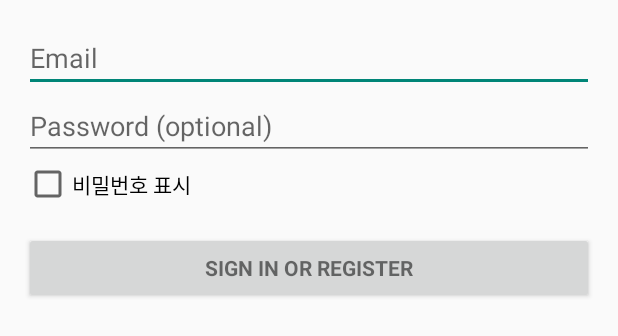
After one commit to kangsoo/android_cookbook, an Android app: the layout activity_login.xml on its own in the app's theme, with its tools: preview values and no code run, on a phone screen of 412 x 824 dp. The commit adds this screen. Shown: the top 336 px of the screen. Run offline under Robolectric (Android 15) with nearby library versions, the phone set to English and light mode, and no system bars.

Commit message:
Add loginActivity Check Pasword visibility

```diff
--- a/app/build.gradle
+++ b/app/build.gradle
@@ -6,7 +6,7 @@
 
     defaultConfig {
         applicationId "com.kangsoo.myapplication"
-        minSdkVersion 8
+        minSdkVersion 14
         targetSdkVersion 21
         versionCode 1
         versionName "1.0"
--- a/app/src/main/java/com/kangsoo/myapplication/ListViewSample.java
+++ b/app/src/main/java/com/kangsoo/myapplication/ListViewSample.java
@@ -21,7 +21,7 @@
         super.onCreate(savedInstanceState);
         setContentView(R.layout.activity_list_view_sample);
 
-        String[] foods = {"SQLiteSample", "MainActivity", "Tuna", "Candy", "Meatball", "Potato"};
+        String[] foods = {"SQLiteSample", "MainActivity", "LoginActivity", "Candy", "Meatball", "Potato"};
 
         //this is connect text and listview Item
         //ListAdapter myAdapter = new ArrayAdapter<String>(this, android.R.layout.simple_list_item_1, foods);
--- /dev/null
+++ b/app/src/main/res/layout/activity_login.xml
@@ -0,0 +1,48 @@
+<LinearLayout xmlns:android="http://schemas.android.com/apk/res/android"
+    xmlns:tools="http://schemas.android.com/tools" android:layout_width="match_parent"
+    android:layout_height="match_parent" android:gravity="center_horizontal"
+    android:orientation="vertical" android:paddingBottom="@dimen/activity_vertical_margin"
+    android:paddingLeft="@dimen/activity_horizontal_margin"
+    android:paddingRight="@dimen/activity_horizontal_margin"
+    android:paddingTop="@dimen/activity_vertical_margin"
+    tools:context="com.kangsoo.myapplication.LoginActivity">
+
+    <!-- Login progress -->
+    <ProgressBar android:id="@+id/login_progress" style="?android:attr/progressBarStyleLarge"
+        android:layout_width="wrap_content" android:layout_height="wrap_content"
+        android:layout_marginBottom="8dp" android:visibility="gone" />
+
+    <ScrollView android:id="@+id/login_form" android:layout_width="match_parent"
+        android:layout_height="match_parent">
+
+        <LinearLayout android:id="@+id/email_login_form" android:layout_width="match_parent"
+            android:layout_height="wrap_content" android:orientation="vertical">
+
+            <AutoCompleteTextView android:id="@+id/email" android:layout_width="match_parent"
+                android:layout_height="wrap_content" android:hint="@string/prompt_email"
+                android:inputType="textEmailAddress" android:maxLines="1"
+                android:singleLine="true" />
+
+            <EditText android:id="@+id/password" android:layout_width="match_parent"
+                android:layout_height="wrap_content" android:hint="@string/prompt_password"
+                android:imeActionId="@+id/login"
+                android:imeActionLabel="@string/action_sign_in_short"
+                android:imeOptions="actionUnspecified" android:inputType="textPassword"
+                android:maxLines="1" android:singleLine="true" />
+
+            <CheckBox
+                android:layout_width="wrap_content"
+                android:layout_height="wrap_content"
+                android:text="@string/display_password_character"
+                android:id="@+id/chkLoginPassword"
+                android:checked="false" />
+
+            <Button android:id="@+id/email_sign_in_button" style="?android:textAppearanceSmall"
+                android:layout_width="match_parent" android:layout_height="wrap_content"
+                android:layout_marginTop="16dp" android:text="@string/action_sign_in"
+                android:textStyle="bold" />
+
+        </LinearLayout>
+    </ScrollView>
+
+</LinearLayout>
--- a/app/src/main/res/values/strings.xml
+++ b/app/src/main/res/values/strings.xml
@@ -10,4 +10,5 @@
     <string name="title_activity_splash">Splash</string>
     <string name="dummy_button">Dummy Button</string>
     <string name="dummy_content">Welcome \n My World~</string>
+    <string name="display_password_character">비밀번호 표시</string>
 </resources>
--- /dev/null
+++ b/app/src/main/res/values/strings_activity_login.xml
@@ -0,0 +1,14 @@
+<resources>
+    <string name="title_activity_login">로그인</string>
+
+    <!-- Strings related to login -->
+    <string name="prompt_email">Email</string>
+    <string name="prompt_password">Password (optional)</string>
+    <string name="action_sign_in">Sign in or register</string>
+    <string name="action_sign_in_short">Sign in</string>
+
+    <string name="error_invalid_email">This email address is invalid</string>
+    <string name="error_invalid_password">This password is too short</string>
+    <string name="error_incorrect_password">This password is incorrect</string>
+    <string name="error_field_required">This field is required</string>
+</resources>
```
Also changed, not shown: app/src/main/AndroidManifest.xml (+14 -0 lines), app/src/main/java/com/kangsoo/myapplication/LoginActivity.java (added, +357 -0 lines).
